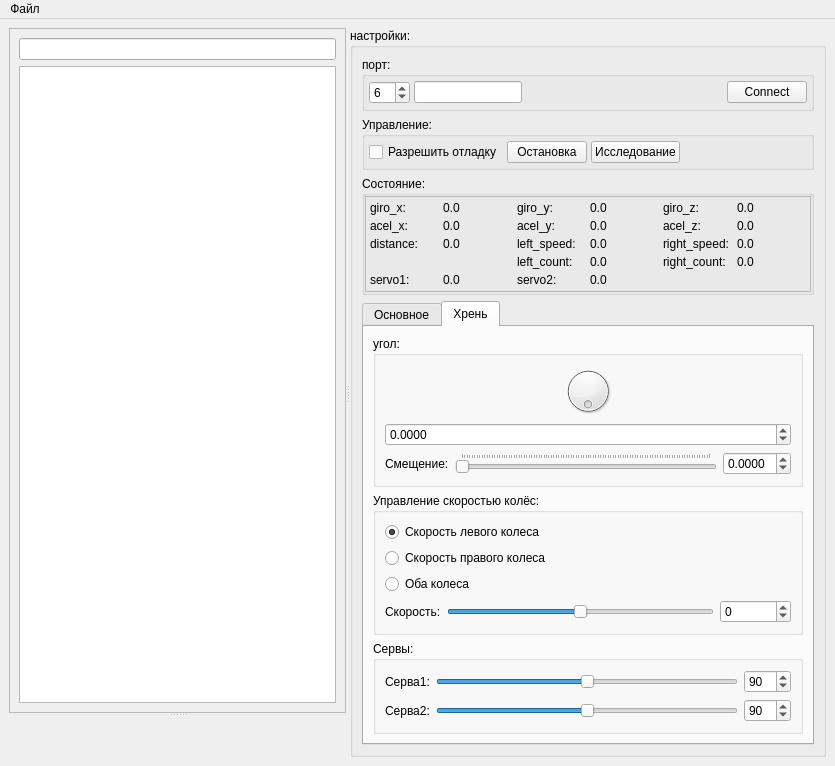
AlexLexx706/robocar, file python_test/interface/main_window.ui: the form before one commit.
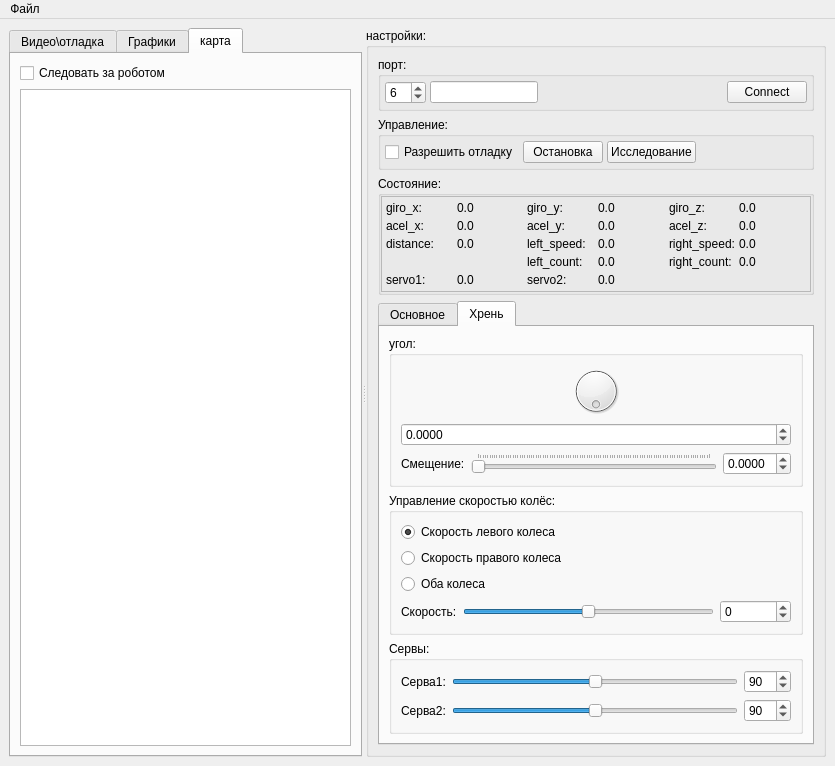
The form after the commit. Icons and pictures are not drawn. Custom widgets are drawn as their Qt base class.

Diff of the .ui file:
```diff
--- a/python_test/interface/main_window.ui
+++ b/python_test/interface/main_window.ui
@@ -14,13 +14,26 @@
    <string>MainWindow</string>
   </property>
   <widget class="QWidget" name="centralwidget">
-   <layout class="QVBoxLayout" name="verticalLayout">
+   <layout class="QVBoxLayout" name="verticalLayout_9">
     <item>
      <widget class="QSplitter" name="splitter_2">
       <property name="orientation">
        <enum>Qt::Horizontal</enum>
       </property>
+      <widget class="QTabWidget" name="tabWidget_2">
+       <property name="currentIndex">
+        <number>2</number>
+       </property>
+       <widget class="QWidget" name="tab_3">
+        <attribute name="title">
+         <string>Видео\отладка</string>
+        </attribute>
+        <layout class="QVBoxLayout" name="verticalLayout">
+         <item>
       <widget class="QSplitter" name="splitter">
+           <property name="frameShape">
+            <enum>QFrame::StyledPanel</enum>
+           </property>
        <property name="orientation">
         <enum>Qt::Vertical</enum>
        </property>
@@ -57,6 +70,9 @@
         <property name="contextMenuPolicy">
          <enum>Qt::ActionsContextMenu</enum>
         </property>
+            <property name="frameShape">
+             <enum>QFrame::NoFrame</enum>
+            </property>
         <property name="text">
          <string/>
         </property>
@@ -74,6 +90,58 @@
         </property>
        </widget>
       </widget>
+         </item>
+        </layout>
+       </widget>
+       <widget class="QWidget" name="tab_4">
+        <attribute name="title">
+         <string>Графики</string>
+        </attribute>
+        <layout class="QVBoxLayout" name="verticalLayout_10"/>
+       </widget>
+       <widget class="QWidget" name="tab_5">
+        <attribute name="title">
+         <string>карта</string>
+        </attribute>
+        <layout class="QVBoxLayout" name="verticalLayout_11">
+         <item>
+          <widget class="QCheckBox" name="checkBox_folow_robot">
+           <property name="text">
+            <string>Следовать за роботом</string>
+           </property>
+          </widget>
+         </item>
+         <item>
+          <widget class="SceneView" name="graphicsView">
+           <property name="contextMenuPolicy">
+            <enum>Qt::ActionsContextMenu</enum>
+           </property>
+           <property name="backgroundBrush">
+            <brush brushstyle="NoBrush">
+             <color alpha="255">
+              <red>0</red>
+              <green>0</green>
+              <blue>0</blue>
+             </color>
+            </brush>
+           </property>
+           <property name="dragMode">
+            <enum>QGraphicsView::ScrollHandDrag</enum>
+           </property>
+           <property name="cacheMode">
+            <set>QGraphicsView::CacheBackground</set>
+           </property>
+           <property name="transformationAnchor">
+            <enum>QGraphicsView::NoAnchor</enum>
+           </property>
+           <property name="resizeAnchor">
+            <enum>QGraphicsView::NoAnchor</enum>
+           </property>
+          </widget>
+         </item>
+        </layout>
+       </widget>
+      </widget>
       <widget class="QGroupBox" name="groupBox_settings">
        <property name="title">
         <string>настройки:</string>
@@ -1085,6 +1153,11 @@
    <extends>QLabel</extends>
    <header>label_ext</header>
   </customwidget>
+  <customwidget>
+   <class>SceneView</class>
+   <extends>QGraphicsView</extends>
+   <header>robot_scene_view</header>
+  </customwidget>
  </customwidgets>
  <resources>
   <include location="res.qrc"/>
```
Left out of the diff: 11 changed lines with no effect on the pictures. Lines whose indentation alone changed are shown as unchanged.
